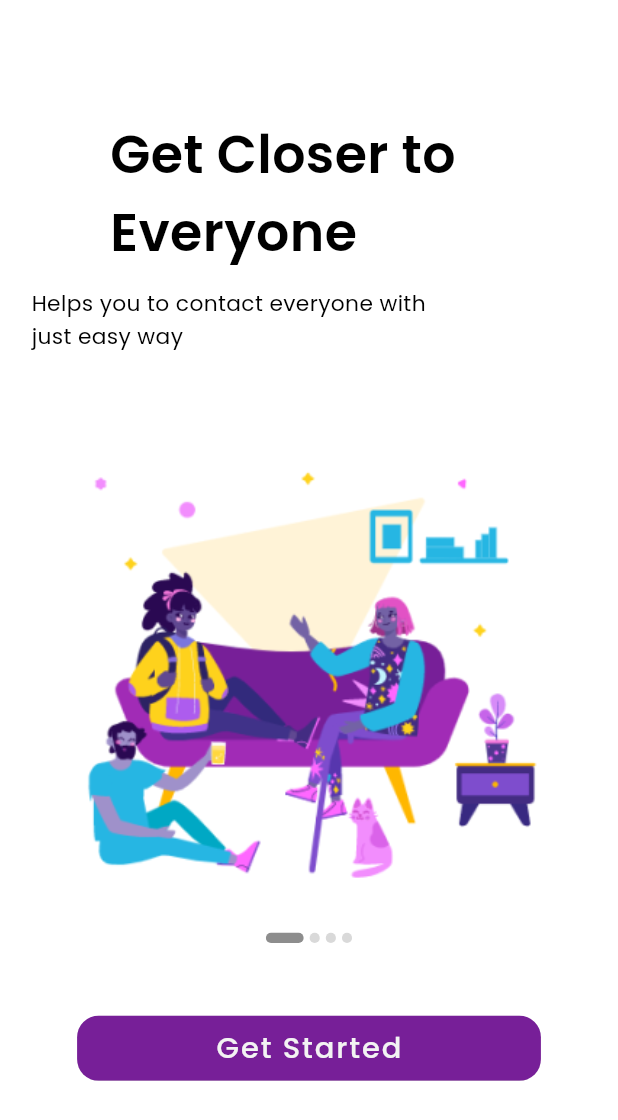
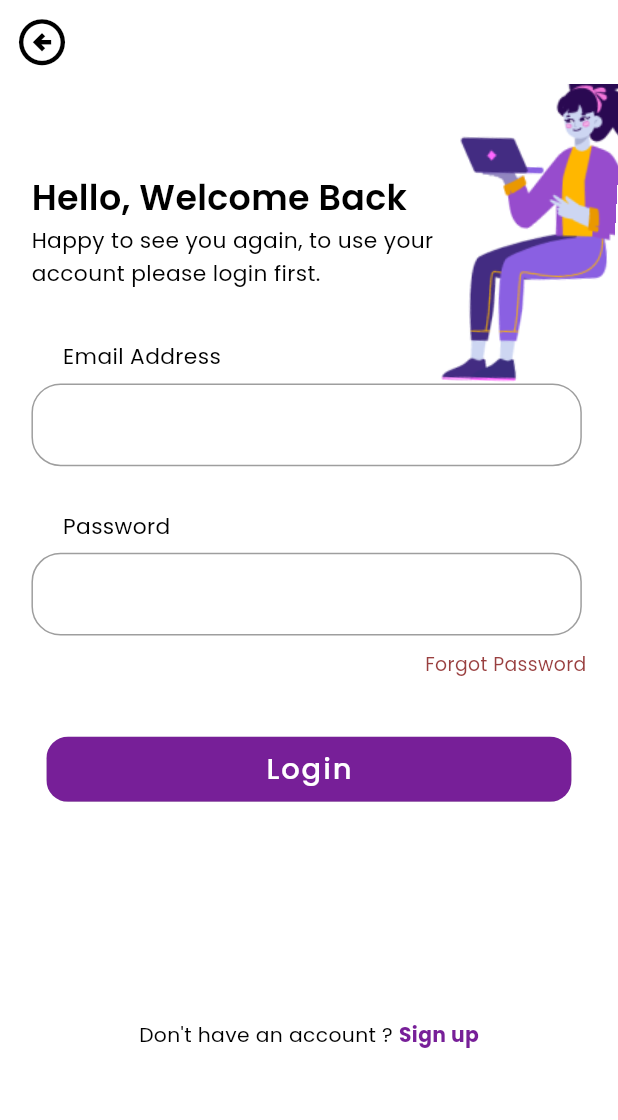
Before and after one commit to aswin-codes/ZenChat, a Flutter app: the screen it shows after launch, after a tap on "Get Started", on a phone screen of 412 x 824 dp. Shown: the top 1120 px of the screen. Run offline on Flutter 3.47's test engine with Material 2 defaults, Android fonts, the phone set to English and light mode, and no system bars; our stand-ins replace flutter_screenutil, google_fonts.

Commit message:
Login Screen

```diff
--- a/Frontend/zenchat/lib/main.dart
+++ b/Frontend/zenchat/lib/main.dart
@@ -1,5 +1,6 @@
 import 'package:flutter/material.dart';
 import 'package:flutter_screenutil/flutter_screenutil.dart';
+import 'package:zenchat/screens/login.dart';
 import 'package:zenchat/screens/splash.dart';
 
 void main() => runApp(MyApp());
@@ -39,7 +40,8 @@ class MyApp extends StatelessWidget {
           ),
           initialRoute: '/splash',
           routes: {
-            '/splash': (context) => SplashScreen(),
+            '/splash': (context) => const SplashScreen(),
+            '/login': (context) => const Login()
           },
         );
       },
--- /dev/null
+++ b/Frontend/zenchat/lib/screens/login.dart
@@ -0,0 +1,216 @@
+import 'package:flutter/material.dart';
+import 'package:flutter_screenutil/flutter_screenutil.dart';
+import 'package:google_fonts/google_fonts.dart';
+
+class Login extends StatefulWidget {
+  const Login({super.key});
+
+  @override
+  State<Login> createState() => _LoginState();
+}
+
+class _LoginState extends State<Login> {
+  String email = '';
+  String password = '';
+  @override
+  Widget build(BuildContext context) {
+    return Scaffold(
+      backgroundColor: Colors.white,
+      appBar: AppBar(
+        backgroundColor: Colors.white,
+        elevation: 0.0,
+        automaticallyImplyLeading: false,
+        leading: IconButton(
+            onPressed: () {
+              Navigator.pop(context);
+            },
+            icon: const Icon(
+              Icons.arrow_circle_left_outlined,
+              color: Colors.black,
+              size: 37,
+            )),
+      ),
+      body: Stack(
+        children: [
+          SafeArea(
+            child: Container(
+              height: double.infinity,
+              width: double.infinity,
+              padding: EdgeInsets.symmetric(horizontal: 20.w),
+              child: SingleChildScrollView(
+                scrollDirection: Axis.vertical,
+                child: Column(
+                  crossAxisAlignment: CrossAxisAlignment.start,
+                  children: [
+                    SizedBox(
+                      height: 60.h,
+                    ),
+                    Text(
+                      "Hello, Welcome Back",
+                      style: GoogleFonts.poppins(
+                          fontSize: 24.sp,
+                          fontWeight: FontWeight.w600,
+                          color: Colors.black),
+                    ),
+                    Text(
+                      "Happy to see you again, to use your\naccount please login first.",
+                      style: GoogleFonts.poppins(
+                          fontSize: 15.sp,
+                          fontWeight: FontWeight.normal,
+                          color: Colors.black),
+                    ),
+                    SizedBox(
+                      height: 35.h,
+                    ),
+                    Padding(
+                      padding: EdgeInsets.only(left: 20.w, bottom: 7.h),
+                      child: Text(
+                        "Email Address",
+                        style: GoogleFonts.poppins(
+                            fontSize: 15.sp,
+                            color: Colors.black,
+                            fontWeight: FontWeight.normal),
+                      ),
+                    ),
+                    SizedBox(
+                      width: 350.w,
+                      height: 57.h,
+                      child: TextField(
+                        keyboardType: TextInputType.emailAddress,
+                        decoration: InputDecoration(
+                          border: OutlineInputBorder(
+                              borderSide: const BorderSide(
+                                  color: Color(0xFF6B6B6B), width: 1),
+                              borderRadius:
+                                  BorderRadius.all(Radius.circular(20.r))),
+                        ),
+                        onChanged: (value) {
+                          setState(() {
+                            email = value;
+                          });
+                        },
+                      ),
+                    ),
+                    SizedBox(
+                      height: 30.h,
+                    ),
+                    Padding(
+                      padding: EdgeInsets.only(left: 20.w, bottom: 7.h),
+                      child: Text(
+                        "Password",
+                        style: GoogleFonts.poppins(
+                            fontSize: 15.sp,
+                            color: Colors.black,
+                            fontWeight: FontWeight.normal),
+                      ),
+                    ),
+                    SizedBox(
+                      width: 350.w,
+                      height: 57.h,
+                      child: TextField(
+                        keyboardType: TextInputType.emailAddress,
+                        decoration: InputDecoration(
+                          border: OutlineInputBorder(
+                              borderSide: const BorderSide(
+                                  color: Color(0xFF6B6B6B), width: 1),
+                              borderRadius:
+                                  BorderRadius.all(Radius.circular(20.r))),
+                        ),
+                        onChanged: (value) {
+                          setState(() {
+                            password = value;
+                          });
+                        },
+                      ),
+                    ),
+                    SizedBox(
+                      height: 10.h,
+                    ),
+                    Align(
+                      alignment: Alignment.topRight,
+                      child: GestureDetector(
+                        onTap: () {
+                          //Need to Navigate to Forgot password screen
+                        },
+                        child: Text(
+                          "Forgot Password",
+                          style: GoogleFonts.poppins(
+                              fontSize: 13.sp,
+                              fontWeight: FontWeight.normal,
+                              color: const Color(0xFF993F3F)),
+                        ),
+                      ),
+                    ),
+                    SizedBox(
+                      height: 40.h,
+                    ),
+                    Center(
+                      child: ClipRRect(
+                        borderRadius: BorderRadius.all(Radius.circular(15.r)),
+                        child: SizedBox(
+                          height: 45.h,
+                          width: 334.w,
+                          child: ElevatedButton(
+                              style: ButtonStyle(
+                                backgroundColor: MaterialStateProperty.all(
+                                    const Color(0xFF771F98)),
+                              ),
+                              onPressed: () {
+                                //Need to fetch request
+                              },
+                              child: Text(
+                                "Login",
+                                style: GoogleFonts.poppins(
+                                    fontSize: 20.sp,
+                                    color: Colors.white,
+                                    fontWeight: FontWeight.w500),
+                              )),
+                        ),
+                      ),
+                    ),
+                    SizedBox(height: 150.h,),
+                    Center(
+                      child: GestureDetector(
+                        onTap: (){
+                          //Navigate to Sign In Screen
+                        },
+                        child: Row(
+                          mainAxisSize: MainAxisSize.min,
+                          children: [
+                            Text("Don't have an account ? ",
+                              style: GoogleFonts.poppins(
+                                fontSize: 14.sp,
+                                color: Colors.black,
+                                fontWeight: FontWeight.normal
+                              ),),
+                              Text("Sign up",
+                              style: GoogleFonts.poppins(
+                                fontSize: 14.sp,
+                                color: const Color(0xFF771F98),
+                                fontWeight: FontWeight.bold
+                              ),),
+                          ],
+                        ),
+                      ),
+                    )
+                  ],
+                ),
+              ),
+            ),
+          ),
+          Positioned(
+              right: -25.w,
+              top: -22.h,
+              child: Transform.rotate(
+                angle: 22 * 3 / (7 * 180),
+                child: Image.asset(
+                  "assets/images/login_illust.png",
+                  height: 229.h,
+                  width: 188.22.w,
+                ),
+              ))
+        ],
+      ),
+    );
+  }
+}
--- a/Frontend/zenchat/lib/screens/splash.dart
+++ b/Frontend/zenchat/lib/screens/splash.dart
@@ -1,3 +1,5 @@
+import 'dart:async';
+
 import 'package:flutter/material.dart';
 import 'package:flutter_screenutil/flutter_screenutil.dart';
 import 'package:google_fonts/google_fonts.dart';
@@ -11,6 +13,37 @@ class SplashScreen extends StatefulWidget {
 
 class _SplashScreenState extends State<SplashScreen> {
   int pageIndex = 0;
+  late PageController _pageController;
+  late Timer _timer;
+  int _currentIndex = 0;
+  final int _totalPages = 4;
+
+  @override
+  void initState() {
+    super.initState();
+    _pageController = PageController();
+    _startTimer();
+  }
+
+  @override
+  void dispose() {
+    _pageController.dispose();
+    _timer.cancel();
+    super.dispose();
+  }
+
+  void _startTimer() {
+    _timer = Timer.periodic(const Duration(seconds: 3), (_) {
+      setState(() {
+        _currentIndex = (_currentIndex + 1) % _totalPages;
+        _pageController.animateToPage(
+          _currentIndex,
+          duration: const Duration(milliseconds: 300),
+          curve: Curves.easeInOut,
+        );
+      });
+    });
+  }
 
   @override
   Widget build(BuildContext context) {
@@ -58,6 +91,7 @@ class _SplashScreenState extends State<SplashScreen> {
                 height: 350.h,
                 width: 350.h,
                 child: PageView(
+                  controller: _pageController,
                   onPageChanged: (i) {
                     setState(() {
                       pageIndex = i;
@@ -156,13 +190,15 @@ class _SplashScreenState extends State<SplashScreen> {
                                 const Color(0xFF771F98))),
                         onPressed: () {
                           //Need to navigate to next screen
+                          Navigator.pushNamed(context, '/login');
                         },
-                        child: Text("Get Started",
+                        child: Text(
+                          "Get Started",
                           style: GoogleFonts.poppins(
-                            fontSize: 20.sp,
-                            color: const Color(0xFFF3F3F3),
-                            fontWeight: FontWeight.w500
-                          ),)),
+                              fontSize: 20.sp,
+                              color: const Color(0xFFF3F3F3),
+                              fontWeight: FontWeight.w500),
+                        )),
                   ),
                 ),
               )
```
Also changed, not shown: Frontend/zenchat/assets/images/login_illust.png (added).
